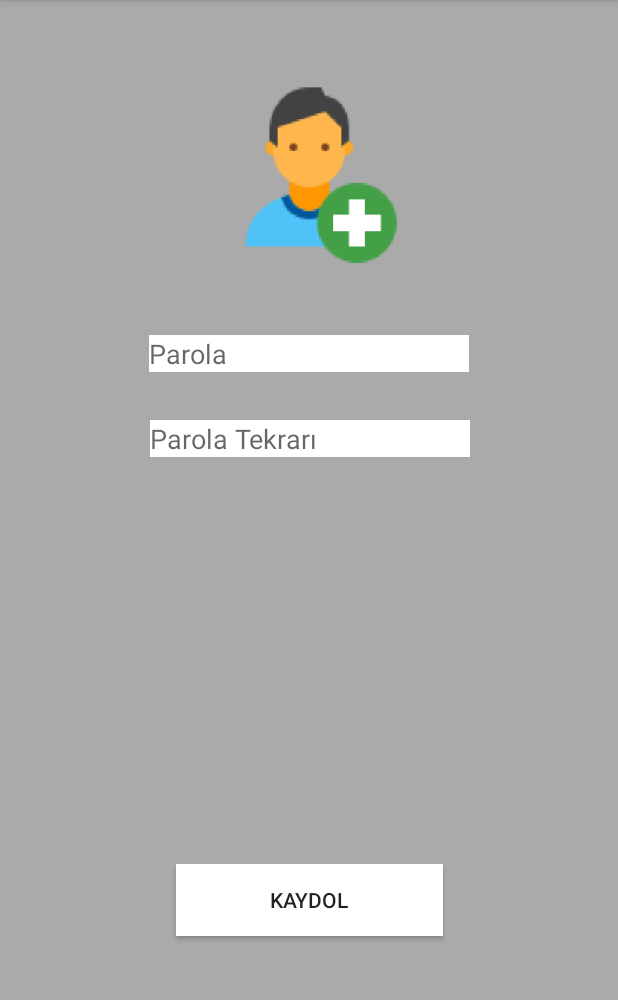
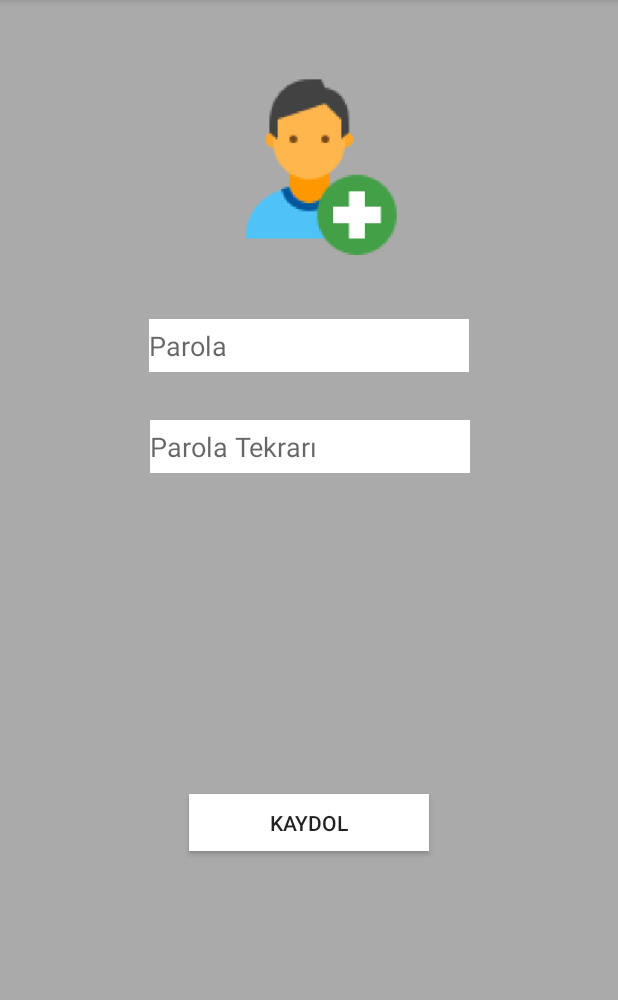
Before and after one commit to 1Muhammed/SifreliNotDefteri, an Android app: the screen it shows after launch (MainActivity), on a phone screen of 412 x 824 dp, the part 84-1084 px from its top. Run offline under Robolectric (Android 15) with nearby library versions, the phone set to English and light mode, and no system bars.

Commit message:
2. yayın

```diff
--- a/app/src/main/res/layout/activity_main.xml
+++ b/app/src/main/res/layout/activity_main.xml
@@ -10,8 +10,8 @@
 
     <Button
         android:id="@+id/btnkaydol"
-        android:layout_width="178dp"
-        android:layout_height="wrap_content"
+        android:layout_width="160dp"
+        android:layout_height="38dp"
         android:layout_marginBottom="8dp"
         android:layout_marginEnd="8dp"
         android:layout_marginStart="8dp"
@@ -20,15 +20,14 @@
         android:text="kaydol"
         app:layout_constraintBottom_toBottomOf="parent"
         app:layout_constraintEnd_toEndOf="parent"
-        app:layout_constraintHorizontal_bias="0.5"
         app:layout_constraintStart_toStartOf="parent"
         app:layout_constraintTop_toTopOf="parent"
-        app:layout_constraintVertical_bias="0.807" />
+        app:layout_constraintVertical_bias="0.73" />
 
     <EditText
         android:id="@+id/editText"
         android:layout_width="wrap_content"
-        android:layout_height="wrap_content"
+        android:layout_height="35dp"
         android:layout_marginBottom="8dp"
         android:layout_marginEnd="8dp"
         android:layout_marginStart="8dp"
@@ -47,7 +46,7 @@
     <EditText
         android:id="@+id/editText3"
         android:layout_width="wrap_content"
-        android:layout_height="wrap_content"
+        android:layout_height="35dp"
         android:layout_marginBottom="32dp"
         android:layout_marginEnd="8dp"
         android:layout_marginStart="8dp"
```
